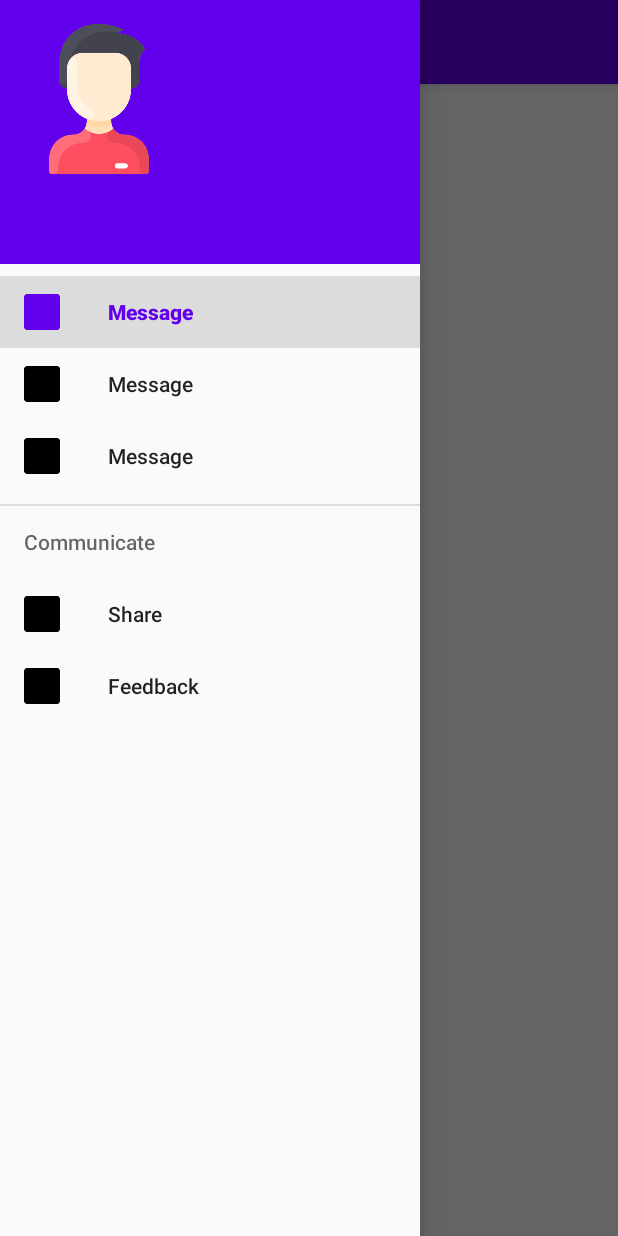
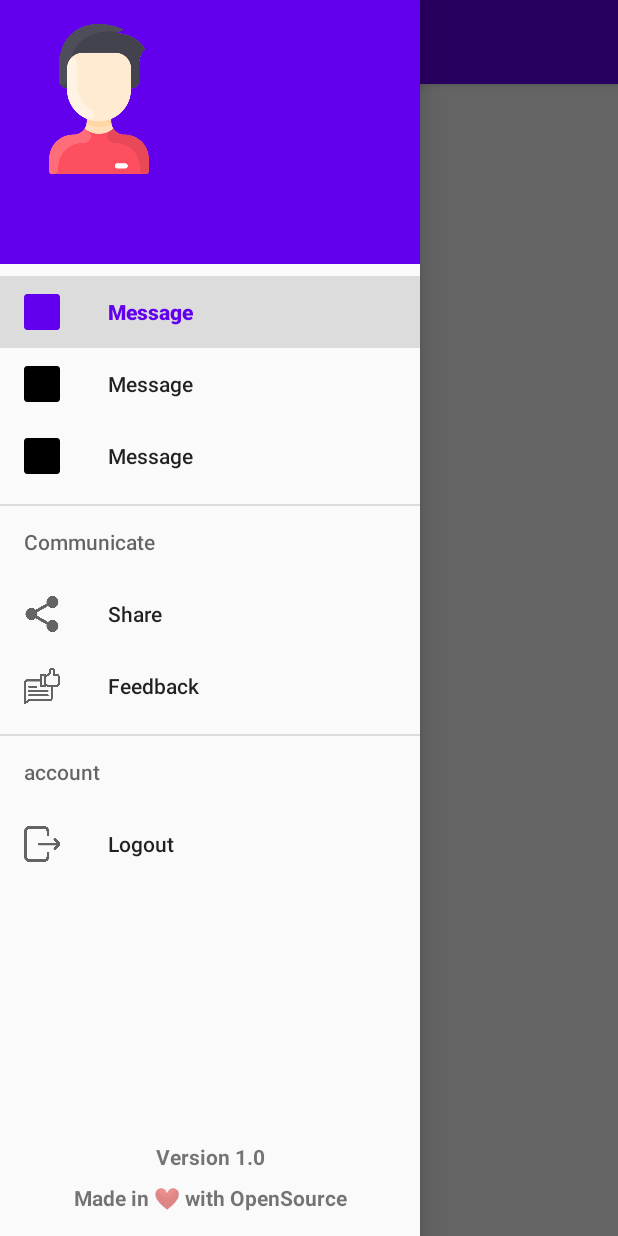
Before and after one commit to Alwin1847207/VideoCall, an Android app: the HomeActivity screen opened directly, with no data from a screen before it, after a tap on "Message", on a phone screen of 412 x 824 dp. Run offline under Robolectric (Android 15) with nearby library versions, the phone set to English and light mode, and no system bars; Roboto replaces fonts that are not available here; 1 other tap on this screen came first.

Commit message:
logout added

```diff
--- a/app/src/main/java/com/example/videocall/HomeActivity.java
+++ b/app/src/main/java/com/example/videocall/HomeActivity.java
@@ -7,6 +7,7 @@ import androidx.appcompat.widget.Toolbar;
 import androidx.core.view.GravityCompat;
 import androidx.drawerlayout.widget.DrawerLayout;
 
+import android.content.Intent;
 import android.net.Uri;
 import android.os.Bundle;
 import android.view.Gravity;
@@ -19,11 +20,16 @@ import android.widget.Toast;
 import com.bumptech.glide.Glide;
 import com.google.android.gms.auth.api.signin.GoogleSignIn;
 import com.google.android.gms.auth.api.signin.GoogleSignInAccount;
+import com.google.android.gms.auth.api.signin.GoogleSignInClient;
+import com.google.android.gms.auth.api.signin.GoogleSignInOptions;
+import com.google.android.gms.tasks.OnCompleteListener;
+import com.google.android.gms.tasks.Task;
 import com.google.android.material.navigation.NavigationView;
 
 public class HomeActivity extends AppCompatActivity implements NavigationView.OnNavigationItemSelectedListener {
 
     private DrawerLayout drawerLayout;
+    GoogleSignInClient googleSignInClient;
 
     @Override
     protected void onCreate(Bundle savedInstanceState) {
@@ -43,6 +49,14 @@ public class HomeActivity extends AppCompatActivity implements NavigationView.On
         drawerLayout.addDrawerListener(actionBarDrawerToggle);
         actionBarDrawerToggle.syncState();
 
+        // Configure sign-in to request the user's ID, email address, and basic
+        // profile. ID and basic profile are included in DEFAULT_SIGN_IN.
+        GoogleSignInOptions gso = new GoogleSignInOptions.Builder(GoogleSignInOptions.DEFAULT_SIGN_IN)
+                .requestEmail()
+                .build();
+
+        // Build a GoogleSignInClient with the options specified by gso.
+        googleSignInClient = GoogleSignIn.getClient(this, gso);
 
         ImageView userProfileImage = navigationHeader.findViewById(R.id.user_profile);
         TextView userName = navigationHeader.findViewById(R.id.user_name);
@@ -67,9 +81,13 @@ public class HomeActivity extends AppCompatActivity implements NavigationView.On
     @Override
     public boolean onNavigationItemSelected(@NonNull MenuItem menuItem) {
 
-        switch (menuItem.getItemId()){
-            default:
-                Toast.makeText(this, menuItem.getItemId(), Toast.LENGTH_SHORT).show();
+         switch (menuItem.getItemId()){
+            case R.id.nav_logout:
+                Toast.makeText(this, "Logout", Toast.LENGTH_SHORT).show();
+                signOut();
+                break;
+             default:
+                Toast.makeText(this, menuItem.toString(), Toast.LENGTH_SHORT).show();
                 break;
         }
 
@@ -84,4 +102,16 @@ public class HomeActivity extends AppCompatActivity implements NavigationView.On
             super.onBackPressed();
         }
     }
+
+    private void signOut() {
+        googleSignInClient.signOut()
+                .addOnCompleteListener(this, new OnCompleteListener<Void>() {
+                    @Override
+                    public void onComplete(@NonNull Task<Void> task) {
+                        Intent signin = new Intent(HomeActivity.this,LoginActivity.class);
+                        startActivity(signin);
+                        finish();
+                    }
+                });
+    }
 }
--- a/app/src/main/res/layout/activity_home.xml
+++ b/app/src/main/res/layout/activity_home.xml
@@ -36,6 +36,29 @@
         android:layout_height="match_parent"
         android:layout_gravity="start"
         app:headerLayout="@layout/nav_header"
-        app:menu="@menu/drawer_menu" />
+        app:menu="@menu/drawer_menu">
+
+        <LinearLayout
+            android:layout_width="match_parent"
+            android:layout_height="wrap_content"
+            android:layout_gravity="bottom"
+            android:orientation="vertical"
+            android:padding="16dp">
+            <TextView
+                android:layout_width="match_parent"
+                android:layout_height="wrap_content"
+                android:gravity="center"
+                android:text="@string/version_1_0"
+                android:textStyle="bold"/>
+            <TextView
+                android:layout_width="match_parent"
+                android:layout_height="wrap_content"
+                android:paddingTop="8dp"
+                android:gravity="center"
+                android:text="@string/made_in_with_opensource"
+                android:textStyle="bold"/>
+        </LinearLayout>
+
+    </com.google.android.material.navigation.NavigationView>
 
 </androidx.drawerlayout.widget.DrawerLayout>
--- a/app/src/main/res/menu/drawer_menu.xml
+++ b/app/src/main/res/menu/drawer_menu.xml
@@ -22,13 +22,22 @@
         <menu>
             <item
                 android:id="@+id/nav_share"
-                android:icon="@mipmap/ic_launcher"
+                android:icon="@drawable/share"
                 android:title="@string/share" />
             <item
                 android:id="@+id/nav_feedback"
-                android:icon="@mipmap/ic_launcher"
+                android:icon="@drawable/review"
                 android:title="@string/feedback" />
         </menu>
     </item>
 
+    <item android:title="@string/account">
+        <menu>
+            <item
+                android:id="@+id/nav_logout"
+                android:icon="@drawable/logout"
+                android:title="@string/logout" />
+        </menu>
+    </item>
+
 </menu>
--- a/app/src/main/res/values/strings.xml
+++ b/app/src/main/res/values/strings.xml
@@ -6,4 +6,8 @@
     <string name="message">Message</string>
     <string name="share">Share</string>
     <string name="feedback">Feedback</string>
+    <string name="account">account</string>
+    <string name="logout">Logout</string>
+    <string name="made_in_with_opensource">Made in ❤️ with OpenSource</string>
+    <string name="version_1_0">Version 1.0</string>
 </resources>
```
